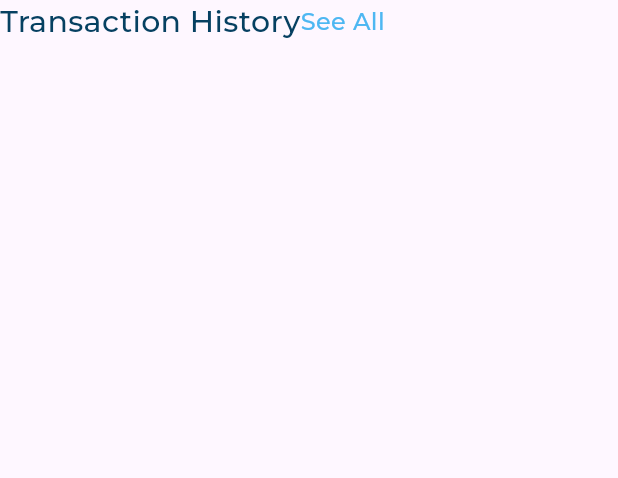
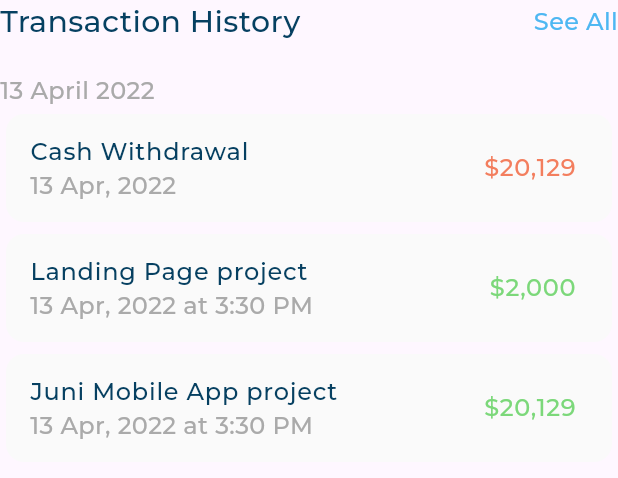
Before and after one commit to AhmedTalat99/responsive_dash_board, a Flutter app: the TransactionHistory widget shown alone on an empty page, opened directly, on a phone screen of 412 x 824 dp. Shown: the top 478 px of the screen. Run offline on Flutter 3.47's test engine with Material 3 defaults, Android fonts, the phone set to English and light mode, and no system bars; our stand-ins replace expandable_page_view, flutter_svg; project files that could hold a hidden picture were left out.

Commit message:
finish MycardsAndTransactionHistorySection Widget

```diff
--- /dev/null
+++ b/lib/models/transaction_model.dart
@@ -0,0 +1,11 @@
+class TransactionModel {
+  final String title, date, amount;
+  final bool isWithdrawal;
+
+  TransactionModel({
+    required this.title,
+    required this.date,
+    required this.amount,
+    required this.isWithdrawal,
+  });
+}
--- a/lib/widgets/dashboard_desktop_layout.dart
+++ b/lib/widgets/dashboard_desktop_layout.dart
@@ -1,16 +1,11 @@
 import 'package:flutter/cupertino.dart';
 import 'package:flutter/material.dart';
 import 'package:flutter/widgets.dart';
-import 'package:responsive_dash_board/widgets/all_expenses.dart';
 import 'package:responsive_dash_board/widgets/custom_drawer.dart';
-import 'package:responsive_dash_board/widgets/dots_indicator.dart';
-import 'package:responsive_dash_board/widgets/my_card.dart';
-import 'package:responsive_dash_board/widgets/quick_invoice.dart';
 
 import 'all_expenses_and_quick_invoice.dart';
-import 'custom_dot_indicator.dart';
-import 'my_cards_page_view.dart';
-import 'my_cards_section.dart';
+import 'my_cards_and_transaction_history.dart';
+
 
 class DashboardDesktopLayout extends StatelessWidget {
   const DashboardDesktopLayout({super.key});
@@ -26,7 +21,7 @@ class DashboardDesktopLayout extends StatelessWidget {
           child: AllExpensesAndQuickInvoice(),
         ),
         SizedBox(width: 24),
-        Expanded(child: MyCardsSection())
+        Expanded(child: MyCardsAndTransactionHistory())
       ],
     );
   }
--- /dev/null
+++ b/lib/widgets/my_cards_and_transaction_history.dart
@@ -0,0 +1,17 @@
+import 'package:flutter/material.dart';
+import 'package:responsive_dash_board/widgets/custom_background_container.dart';
+import 'package:responsive_dash_board/widgets/my_cards_section.dart';
+import 'package:responsive_dash_board/widgets/transaction_history.dart';
+
+class MyCardsAndTransactionHistory extends StatelessWidget {
+  const MyCardsAndTransactionHistory({super.key});
+
+  @override
+  Widget build(BuildContext context) {
+    return const CustomBackgroundContainer(
+      child: Column(
+        children: [MyCardsSection(), TransactionHistory()],
+      ),
+    );
+  }
+}
--- a/lib/widgets/transaction_history.dart
+++ b/lib/widgets/transaction_history.dart
@@ -1,5 +1,6 @@
 import 'package:flutter/material.dart';
 import 'package:responsive_dash_board/utils/app_styles.dart';
+import 'package:responsive_dash_board/widgets/transaction_history_list_view.dart';
 
 class TransactionHistory extends StatelessWidget {
   const TransactionHistory({super.key});
@@ -7,8 +8,31 @@ class TransactionHistory extends StatelessWidget {
   @override
   Widget build(BuildContext context) {
     return Column(
+      crossAxisAlignment: CrossAxisAlignment.start,
       children: [
-        Row(
+        const TransactionHistoryHeader(),
+        const SizedBox(height: 20),
+        Text(
+          '13 April 2022',
+          style: AppStyle.styleMedium16.copyWith(
+            color: const Color(0xffAAAAAA),
+          ),
+        ),
+        const TransactionHistoryListView()
+      ],
+    );
+  }
+}
+
+class TransactionHistoryHeader extends StatelessWidget {
+  const TransactionHistoryHeader({
+    super.key,
+  });
+
+  @override
+  Widget build(BuildContext context) {
+    return Row(
+      mainAxisAlignment: MainAxisAlignment.spaceBetween,
       children: [
         const Text('Transaction History', style: AppStyle.styleSemiBold20),
         Text(
@@ -18,8 +42,6 @@ class TransactionHistory extends StatelessWidget {
           ),
         ),
       ],
-        )
-      ],
     );
   }
 }
--- /dev/null
+++ b/lib/widgets/transaction_history_list_view.dart
@@ -0,0 +1,24 @@
+import 'package:flutter/material.dart';
+import 'package:responsive_dash_board/models/transaction_model.dart';
+import 'package:responsive_dash_board/widgets/transaction_item.dart';
+
+class TransactionHistoryListView extends StatelessWidget {
+  const TransactionHistoryListView({super.key});
+
+  static List<TransactionModel> items = [
+    TransactionModel(title: 'Cash Withdrawal', date: '13 Apr, 2022', amount: r'$20,129', isWithdrawal: true),
+    TransactionModel(title: 'Landing Page project', date: '13 Apr, 2022 at 3:30 PM', amount: r'$2,000', isWithdrawal: false),
+    TransactionModel(title: 'Juni Mobile App project', date: '13 Apr, 2022 at 3:30 PM', amount: r'$20,129', isWithdrawal: false),
+  ];
+
+  @override
+  Widget build(BuildContext context) {
+    return  ListView.builder(
+      itemCount: items.length,
+      shrinkWrap: true,
+      itemBuilder: (BuildContext context, int index) {
+        return TransactionItem(transactionModel: items[index]);
+      },
+    );
+  }
+}
--- /dev/null
+++ b/lib/widgets/transaction_item.dart
@@ -0,0 +1,32 @@
+import 'package:flutter/material.dart';
+import 'package:responsive_dash_board/models/transaction_model.dart';
+import 'package:responsive_dash_board/utils/app_styles.dart';
+
+class TransactionItem extends StatelessWidget {
+  const TransactionItem({super.key, required this.transactionModel});
+  final TransactionModel transactionModel;
+  @override
+  Widget build(BuildContext context) {
+    return Card(
+      elevation: 0,
+      color: const Color(0xfffafafa),
+      shape: RoundedRectangleBorder(
+        borderRadius: BorderRadius.circular(12),
+      ),
+      child: ListTile(
+        title: Text(transactionModel.title, style: AppStyle.styleSemiBold16),
+        subtitle: Text(transactionModel.date,
+            style: AppStyle.styleRegular16
+                .copyWith(color: const Color(0xffAAAAAA))),
+        trailing: Text(
+          transactionModel.amount,
+          style: AppStyle.styleSemiBold16.copyWith(
+            color: transactionModel.isWithdrawal
+                ? const Color(0xfff37e5e)
+                : const Color(0xff7cd87a),
+          ),
+        ),
+      ),
+    );
+  }
+}
```
Lines whose indentation alone changed are shown as unchanged.
